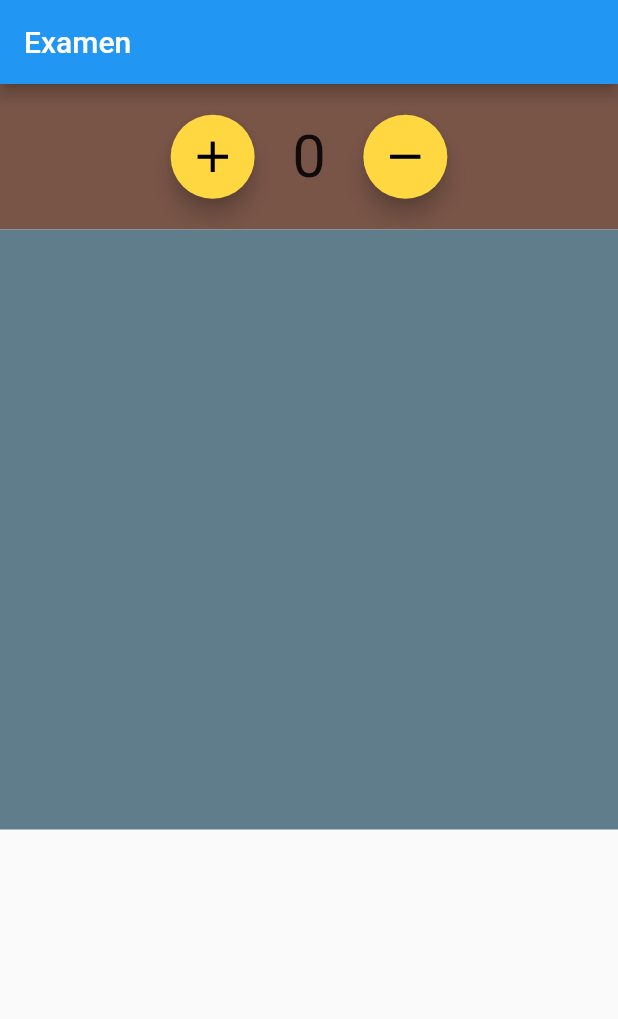
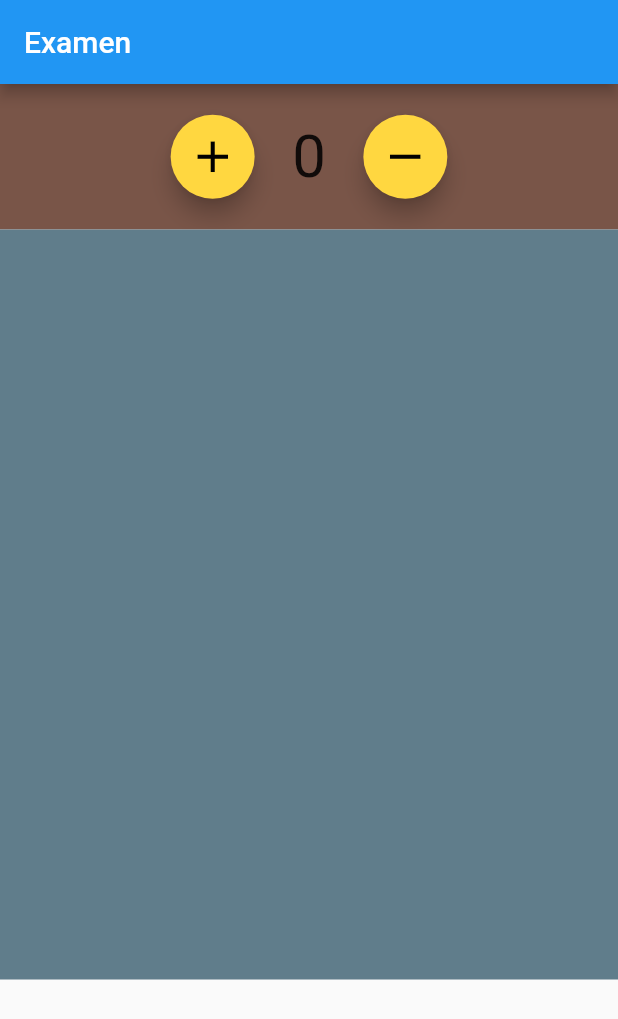
Before and after one commit to Inigoperez/examen, a Flutter app: the screen it shows after launch, on a phone screen of 412 x 824 dp. Shown: the top 1019 px of the screen. Run offline on Flutter 3.47's test engine with Material 2 defaults, Android fonts, the phone set to English and light mode, and no system bars.

Commit message:
cambio tamaño

```diff
--- a/lib/main.dart
+++ b/lib/main.dart
@@ -91,7 +91,7 @@ class _MyHomePageState extends State<MyHomePage> {
               )),
           Container(
             color: Colors.blueGrey,
-            height: 400,
+            height: 500,
             child: GridView.count(
               padding: EdgeInsets.all(20),
               crossAxisSpacing: 10,
```
